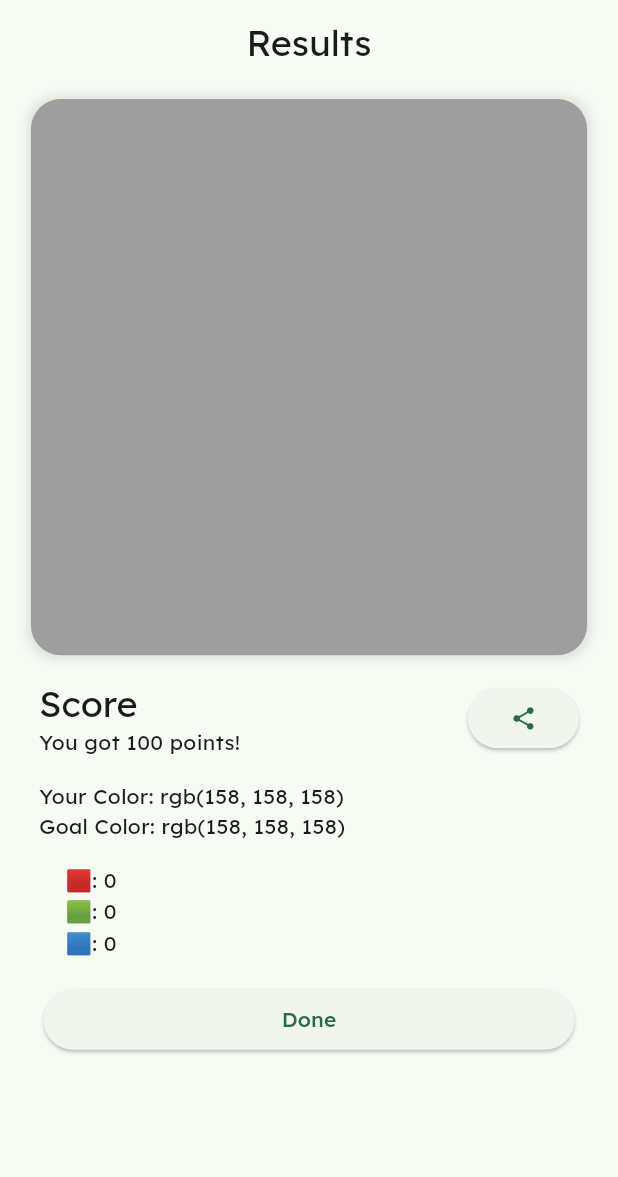
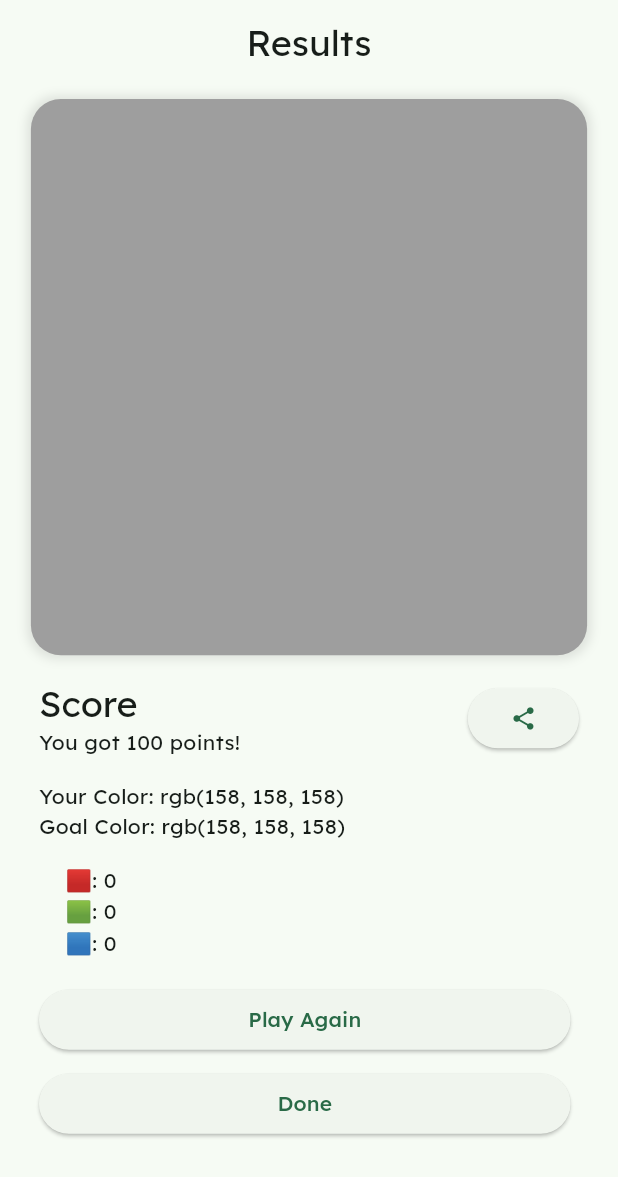
Before and after one commit to simonerlic/colour-guesser, a Flutter app: the ResultsPage screen opened directly with empty values, after a tap on the "share" icon, on a phone screen of 412 x 824 dp. Shown: the top 1177 px of the screen. Run offline on Flutter 3.47's test engine with Material 2 defaults, Android fonts, the phone set to English and light mode, and no system bars; our stand-ins replace share_plus, shared_preferences; accounts and stored records are empty.

Commit message:
Rename to "Prismatic", add play again

```diff
--- a/lib/main.dart
+++ b/lib/main.dart
@@ -21,7 +21,7 @@ class MyApp extends StatelessWidget {
   @override
   Widget build(BuildContext context) {
     return MaterialApp(
-      title: 'Chromanigma',
+      title: 'Prismatic',
       theme: ThemeData(
         fontFamily: 'Lexend',
         colorScheme: ColorScheme.fromSeed(
@@ -250,7 +250,7 @@ class _StartPageState extends State<StartPage> {
         child: Column(
           mainAxisAlignment: MainAxisAlignment.center,
           children: [
-            Text("Chromanigma",
+            Text("Prismatic",
                 // Use Lexend-Medium for the title
                 style: Theme.of(context).textTheme.headlineMedium),
             const SizedBox(height: 8),
--- a/lib/views/past_results_page.dart
+++ b/lib/views/past_results_page.dart
@@ -90,9 +90,9 @@ class PastResultsPage extends StatelessWidget {
                           //   child: ElevatedButton(
                           //       onPressed: () {
                           //         Share.share(
-                          //             "Can you beat my score? https://chromanigma.serlic.dev",
+                          //             "Can you beat my score? https://prismatic.serlic.dev",
                           //             subject:
-                          //                 'I got $score points in Chromanigma!');
+                          //                 'I got $score points in Prismatic!');
                           //       },
                           //       child: const Icon(Icons.share)),
                           // ),
--- a/lib/views/results_page.dart
+++ b/lib/views/results_page.dart
@@ -2,6 +2,7 @@ import 'package:flutter/material.dart';
 import 'package:flutter/services.dart';
 
 import 'package:colour/views/widgets/split_colored_box.dart';
+import 'package:colour/views/game_view.dart';
 import 'package:share_plus/share_plus.dart';
 
 class ResultsPage extends StatelessWidget {
@@ -88,9 +89,9 @@ class ResultsPage extends StatelessWidget {
 Δ🟦: ${(goalColor.blue - userColor.blue).abs()}
 
 Score: $score
-Can you beat my score? https://chromanigma.serlic.dev""",
+Can you beat my score? https://prismatic.serlic.dev""",
                                       subject:
-                                          'I got $score points in Chromanigma!');
+                                          'I got $score points in Prismatic!');
                                 },
                                 child: const Icon(Icons.share)),
                           ),
@@ -120,9 +121,24 @@ Can you beat my score? https://chromanigma.serlic.dev""",
                   const SizedBox(
                     height: 16,
                   ),
-                  Row(
-                    children: [
-                      const Spacer(),
+                  SizedBox(
+                    width: MediaQuery.of(context).size.width * 0.86,
+                    child: ElevatedButton(
+                      onPressed: () {
+                        HapticFeedback.lightImpact();
+                        Navigator.pushReplacement(
+                          context,
+                          MaterialPageRoute(
+                              builder: (context) =>
+                                  const GameView(useRandomDate: true)),
+                        );
+                      },
+                      child: const Text("Play Again"),
+                    ),
+                  ),
+                  const SizedBox(
+                    height: 8,
+                  ),
                   SizedBox(
                     width: MediaQuery.of(context).size.width * 0.86,
                     child: ElevatedButton(
@@ -134,9 +150,6 @@ Can you beat my score? https://chromanigma.serlic.dev""",
                       child: const Text("Done"),
                     ),
                   ),
-                      const Spacer(),
-                    ],
-                  ),
                 ],
               ),
             ),
```
Also changed, not shown: 6 other files. Lines whose indentation alone changed are shown as unchanged.
